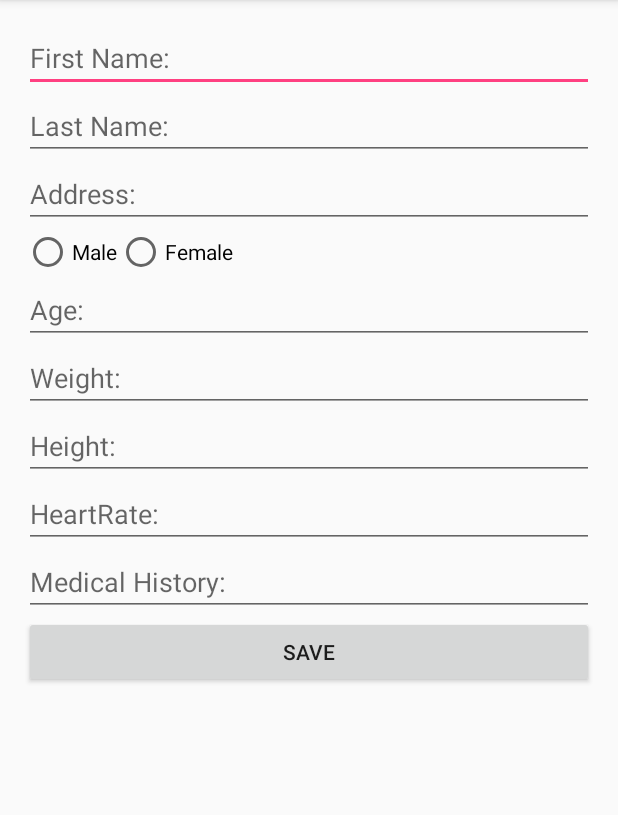
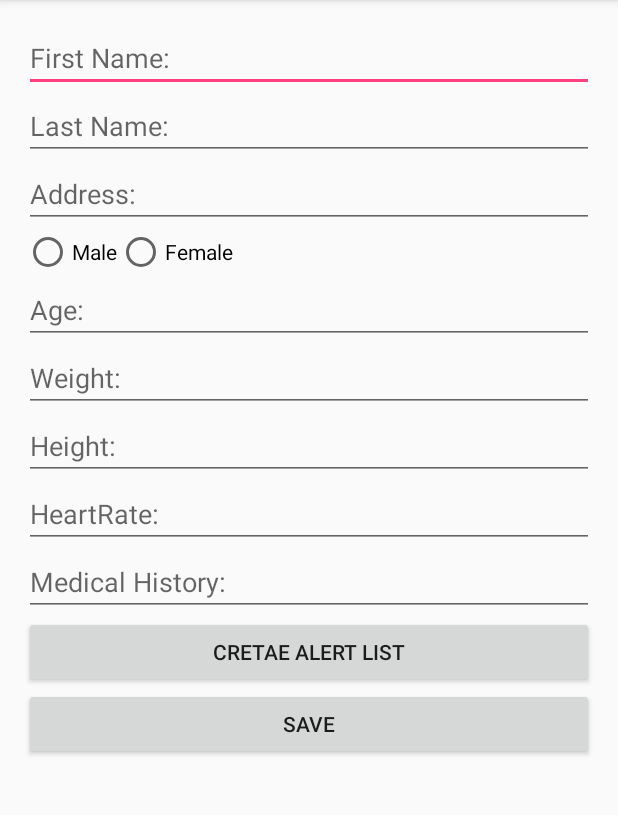
Before and after one commit to Bijon90/coms514project, an Android app: the SetUpProfileActivity screen opened directly, with no data from a screen before it, on a phone screen of 412 x 824 dp, the part 84-899 px from its top. Run offline under Robolectric (Android 15) with nearby library versions, the phone set to English and light mode, and no system bars; our stand-ins replace Firebase (no records; nobody signed in at launch, a user with empty details on screens opened directly); libraries missing offline, so code that uses them is left out: com.firebase.client.

Commit message:
Crash Fixed
Alert List and User Profile errors resolved

```diff
--- a/MyApplication2/app/src/main/AndroidManifest.xml
+++ b/MyApplication2/app/src/main/AndroidManifest.xml
@@ -13,7 +13,8 @@
         android:icon="@mipmap/ic_launcher"
         android:label="@string/app_name"
         android:supportsRtl="true"
-        android:theme="@style/AppTheme">
+        android:theme="@style/AppTheme"
+        android:name=".MyApplication2">
         <activity
             android:name=".Splash"
             android:label="@string/app_name">
--- a/MyApplication2/app/src/main/java/com/example/preeti/myapplication/HomePageActivity.java
+++ b/MyApplication2/app/src/main/java/com/example/preeti/myapplication/HomePageActivity.java
@@ -42,8 +42,8 @@ public class HomePageActivity extends AppCompatActivity {
             case R.id.action_userdetails:
                 startActivity(new Intent(this, UserProfileActivity.class));
                 break;
-            case R.id.action_alertlist:
-                startActivity(new Intent(this, AlertListActivity.class));
+            case R.id.action_alertlistdetails:
+                startActivity(new Intent(this, AlertListDetailsActivity.class));
                 break;
             case R.id.action_report:
 
--- a/MyApplication2/app/src/main/java/com/example/preeti/myapplication/SetUpProfileActivity.java
+++ b/MyApplication2/app/src/main/java/com/example/preeti/myapplication/SetUpProfileActivity.java
@@ -12,6 +12,7 @@ import android.widget.RadioButton;
 import android.widget.RadioGroup;
 import android.widget.Toast;
 
+import com.firebase.client.Firebase;
 import com.google.android.gms.tasks.OnCompleteListener;
 import com.google.android.gms.tasks.Task;
 import com.google.firebase.auth.AuthResult;
@@ -34,7 +35,7 @@ public class SetUpProfileActivity extends AppCompatActivity implements View.OnCl
     private EditText etMHistory;
 
     private Button mSaveDetailsButton;
-    //private Button mSetAlertListButton;
+    private Button mSetAlertListButton;
 
     private FirebaseAuth firebaseAuth;
     private DatabaseReference dbReference;
@@ -69,10 +70,10 @@ public class SetUpProfileActivity extends AppCompatActivity implements View.OnCl
         etHeartRate = (EditText) findViewById(R.id.etHeartRate);
         etMHistory = (EditText) findViewById(R.id.etMHistory);
         mSaveDetailsButton = (Button) findViewById(R.id.btnSaveDetails);
-        //mSetAlertListButton = (Button) findViewById(R.id.btnCreateList);
+        mSetAlertListButton = (Button) findViewById(R.id.btnCreateList);
 
         mSaveDetailsButton.setOnClickListener(this);
-        //mSetAlertListButton.setOnClickListener(this);
+        mSetAlertListButton.setOnClickListener(this);
 
         progressDialog = new ProgressDialog(this);
     }
@@ -92,7 +93,6 @@ public class SetUpProfileActivity extends AppCompatActivity implements View.OnCl
 
             FirebaseUser currUser = firebaseAuth.getCurrentUser();
             dbReference.child(currUser.getUid()).child("UserDetails").setValue(userDetails);
-            //dbReference.child(currUser.getUid()).setValue(userDetails);
 
             Toast.makeText(this, "Information saved...", Toast.LENGTH_LONG).show();
             startActivity(new Intent(SetUpProfileActivity.this, LoginActivity.class));
@@ -105,10 +105,10 @@ public class SetUpProfileActivity extends AppCompatActivity implements View.OnCl
             saveUserDetails();
         }
 
-        /*if(view == mSetAlertListButton){
+        if(view == mSetAlertListButton){
             //open login activity when user taps on the already registered textview
             startActivity(new Intent(SetUpProfileActivity.this, AlertListActivity.class));
-        }*/
+        }
 
     }
 }
--- a/MyApplication2/app/src/main/res/layout/activity_register.xml
+++ b/MyApplication2/app/src/main/res/layout/activity_register.xml
@@ -80,14 +80,14 @@
                 android:layout_height="wrap_content"
                 android:id="@+id/etMHistory"
                 android:hint="Medical History:" />
-            <!--<Button
+            <Button
                 android:text="Cretae Alert List"
                 android:layout_width="match_parent"
                 android:layout_height="match_parent"
                 android:layout_alignParentBottom="true"
                 android:layout_alignParentRight="true"
                 android:layout_alignParentEnd="true"
-                android:id="@+id/btnCreateList" />-->
+                android:id="@+id/btnCreateList" />
             <Button
                 android:text="Save"
                 android:layout_width="match_parent"
--- a/MyApplication2/app/src/main/res/menu/menu_main.xml
+++ b/MyApplication2/app/src/main/res/menu/menu_main.xml
@@ -14,7 +14,7 @@
                 android:id="@+id/action_userdetails"
                 android:title="User Profile Details"/>
             <item
-                android:id="@+id/action_alertlist"
+                android:id="@+id/action_alertlistdetails"
                 android:title="Alert List"/>
             <item
                 android:id="@+id/action_report"
```
Also changed, not shown: MyApplication2/app/build.gradle (+30 -19 lines), MyApplication2/app/src/main/java/com/example/preeti/myapplication/AlertListActivity.java (+14 -6 lines), MyApplication2/app/src/main/java/com/example/preeti/myapplication/MyApplication2.java (added, +17 -0 lines).
